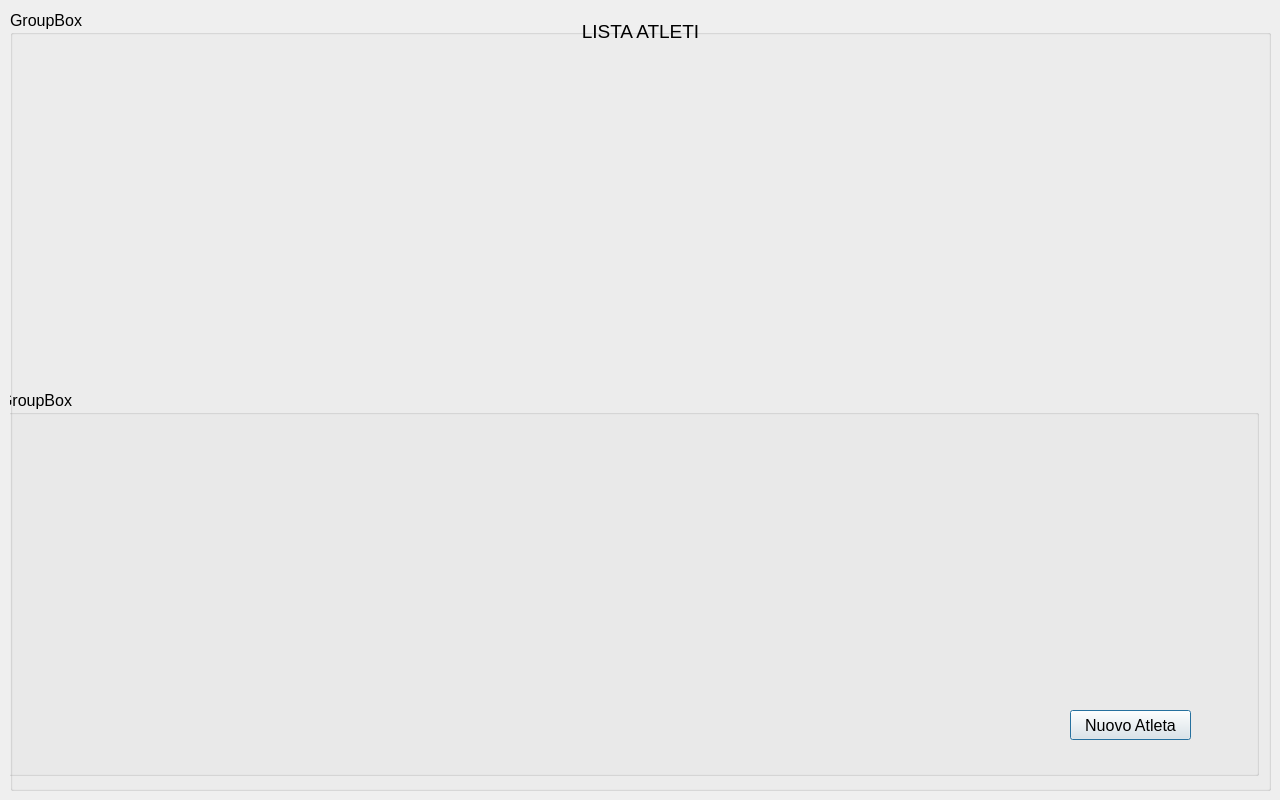
Before: the Qt Designer form list_athletes.ui in talorno/ArcheryWkoutManager, drawn with Qt 5.
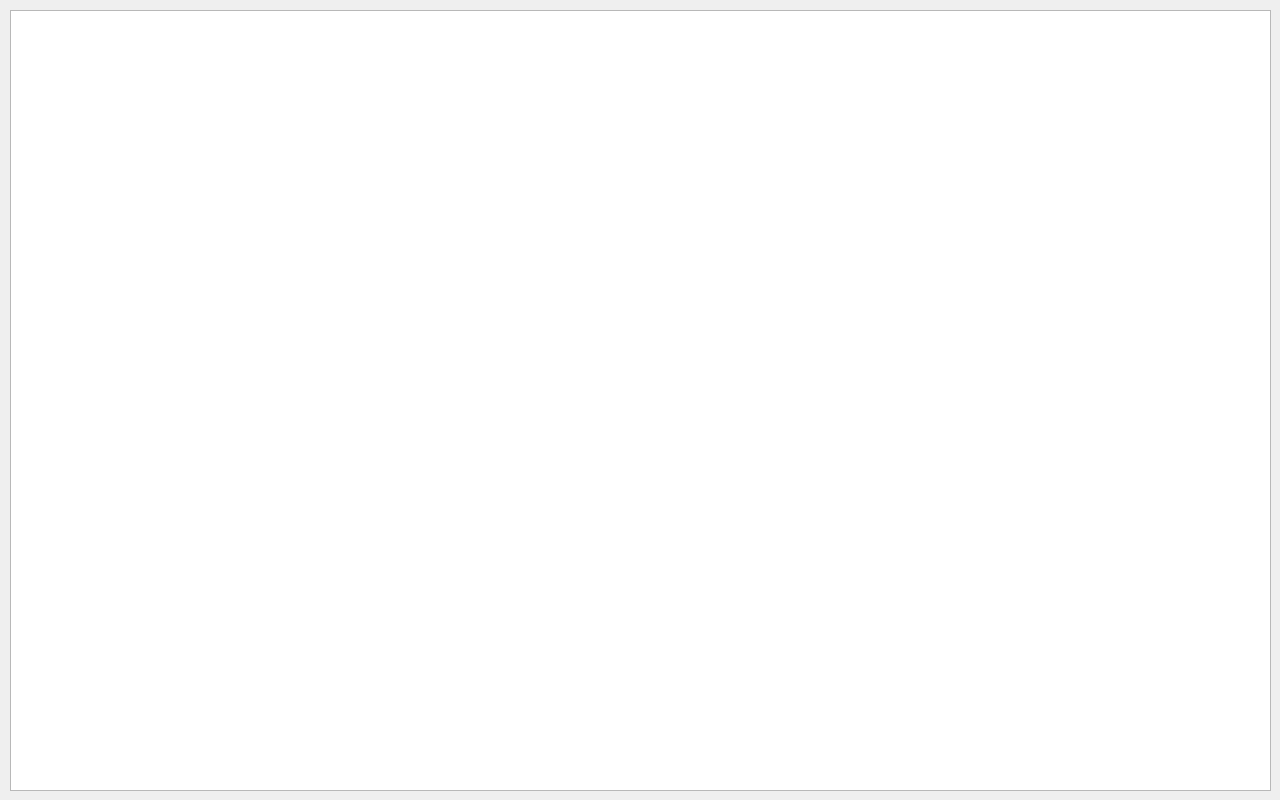
After: the same form once the commit is applied.

```diff
--- a/list_athletes.ui
+++ b/list_athletes.ui
@@ -35,50 +35,7 @@
    </property>
    <layout class="QGridLayout" name="gridLayout">
     <item row="0" column="0">
-     <widget class="QGroupBox" name="groupBox_2">
-      <property name="title">
-       <string>GroupBox</string>
-      </property>
-      <widget class="QLabel" name="label">
-       <property name="geometry">
-        <rect>
-         <x>560</x>
-         <y>10</y>
-         <width>141</width>
-         <height>22</height>
-        </rect>
-       </property>
-       <property name="text">
-        <string>&lt;html&gt;&lt;head/&gt;&lt;body&gt;&lt;p align=&quot;center&quot;&gt;&lt;span style=&quot; font-size:14pt;&quot;&gt;LISTA ATLETI&lt;/span&gt;&lt;/p&gt;&lt;/body&gt;&lt;/html&gt;</string>
-       </property>
-      </widget>
-      <widget class="QGroupBox" name="groupBox">
-       <property name="geometry">
-        <rect>
-         <x>-10</x>
-         <y>380</y>
-         <width>1259</width>
-         <height>386</height>
-        </rect>
-       </property>
-       <property name="title">
-        <string>GroupBox</string>
-       </property>
-       <widget class="QPushButton" name="pushButton">
-        <property name="geometry">
-         <rect>
-          <x>1070</x>
-          <y>320</y>
-          <width>121</width>
-          <height>30</height>
-         </rect>
-        </property>
-        <property name="text">
-         <string>Nuovo Atleta</string>
-        </property>
-       </widget>
-      </widget>
-     </widget>
+     <widget class="QTableView" name="TBL_athletesList"/>
     </item>
    </layout>
   </widget>
```
Left out of the diff: 2 changed lines with no effect on the pictures.
